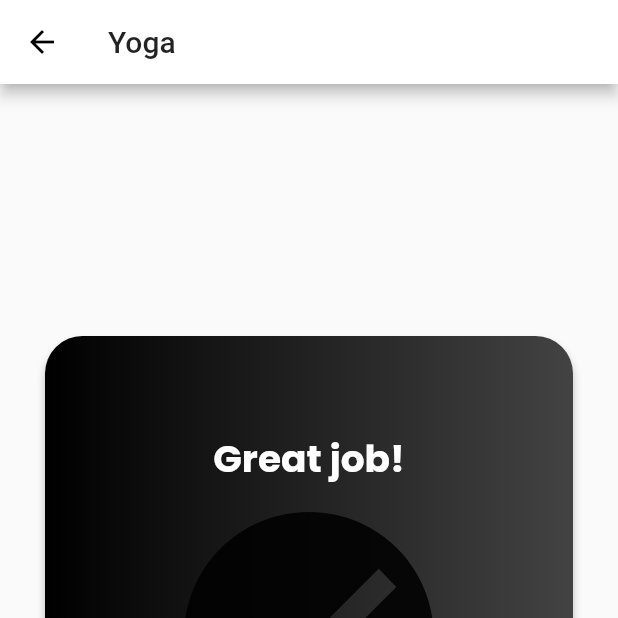
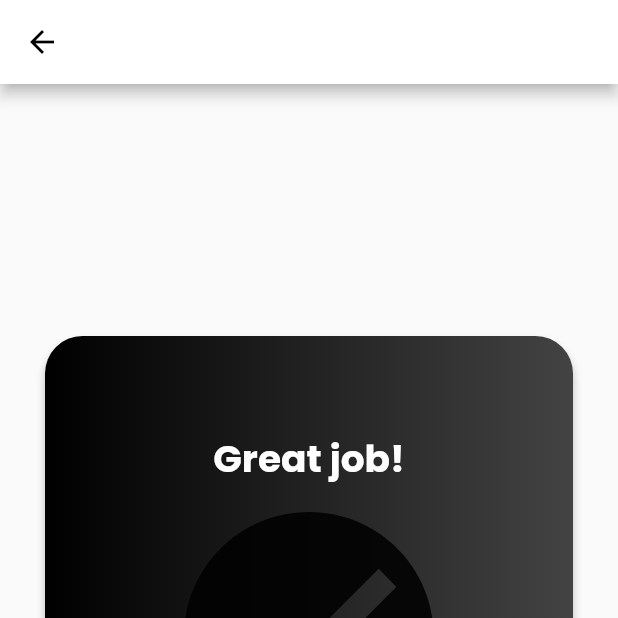
Before and after one commit to elecTRON-Fellowship/StayFit, a Flutter app: the YogaScreen screen opened directly with empty values, on a phone screen of 412 x 824 dp, the top half of it. Run offline on Flutter 3.47's test engine with Material 2 defaults, Android fonts, the phone set to English and light mode, and no system bars; our stand-ins replace camera; missing offline and left inert: tflite.

Commit message:
Remove appbar title on yoga screen

```diff
--- a/stay_fit/lib/screens/yoga_screen.dart
+++ b/stay_fit/lib/screens/yoga_screen.dart
@@ -62,9 +62,7 @@ class _YogaScreenState extends State<YogaScreen> {
       });
       sleep(const Duration(seconds: 2));
       return Scaffold(
-          appBar: AppBar(
-            title: Text("Yoga"),
-          ),
+          appBar: AppBar(),
           body: Center(
             child: Container(
               width: double.maxFinite,
@@ -104,12 +102,15 @@ class _YogaScreenState extends State<YogaScreen> {
                 mainAxisAlignment: MainAxisAlignment.center,
                 crossAxisAlignment: CrossAxisAlignment.center,
                 children: [
-                  Text("Great job!", style: TextStyle(
-                    fontFamily: "Poppins",
-                    fontSize: 25,
-                    fontWeight: FontWeight.bold,
-                    color: Colors.white,
-                  ),),
+                  Text(
+                    "Great job!",
+                    style: TextStyle(
+                      fontFamily: "Poppins",
+                      fontSize: 25,
+                      fontWeight: FontWeight.bold,
+                      color: Colors.white,
+                    ),
+                  ),
                   Icon(
                     Icons.check_circle,
                     size: 200,
@@ -149,9 +150,7 @@ class _YogaScreenState extends State<YogaScreen> {
 
     return Scaffold(
       backgroundColor: Color(0xffffffff),
-      appBar: AppBar(
-        title: Text("Yoga"),
-      ),
+      appBar: AppBar(),
       body: Container(
         padding: EdgeInsets.all(10.0),
         color: borderColor,
```
